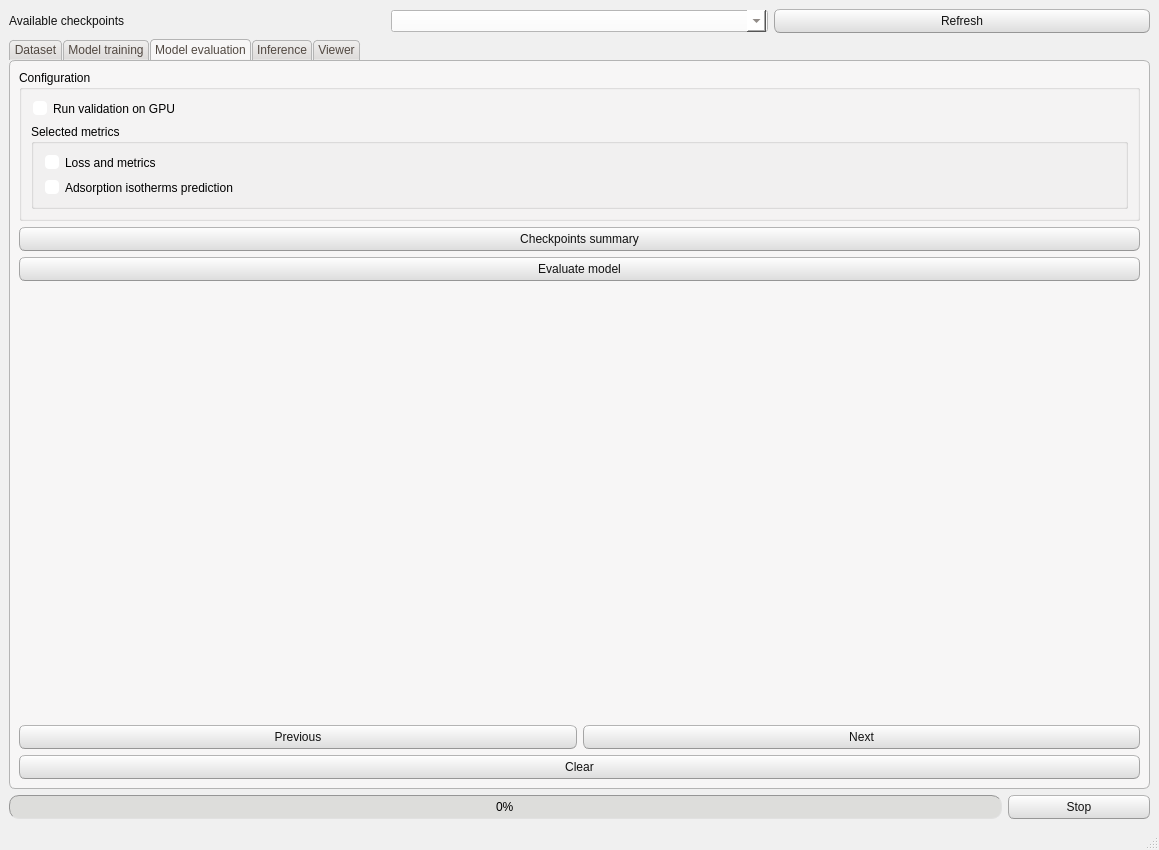
Above: NISTADS/app/src/window_layout.ui from CTCycle/ADSMOD-Adsorption-Modeling before the change. Below: the same form after it.
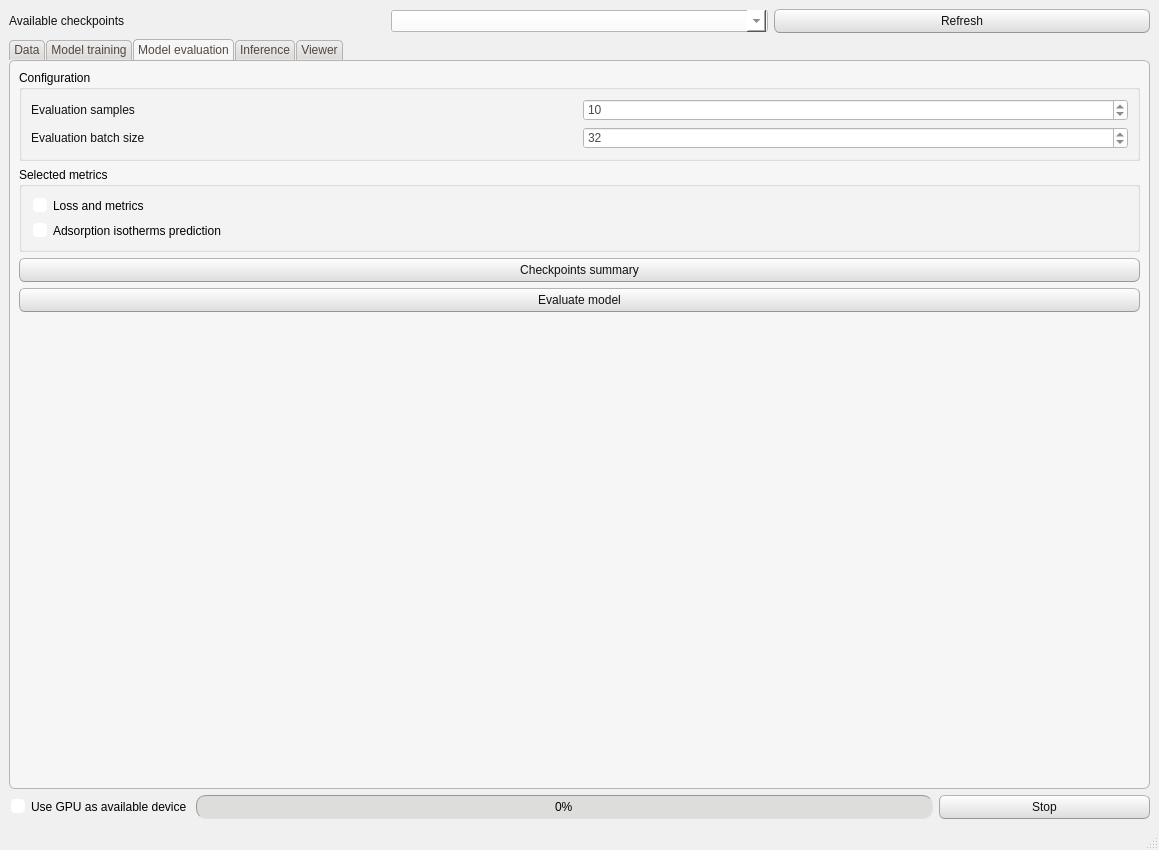
That is the form after the change. The open tabs and pages were chosen to show the change.

The edit to the form file:
```diff
--- a/NISTADS/app/src/window_layout.ui
+++ b/NISTADS/app/src/window_layout.ui
@@ -512,8 +512,8 @@
 }</string>
   </property>
   <widget class="QWidget" name="centralwidget">
-   <layout class="QGridLayout" name="gridLayout_3">
-    <item row="0" column="0">
+   <layout class="QVBoxLayout" name="verticalLayout_12">
+    <item>
      <layout class="QHBoxLayout" name="checkpointsLayout">
       <item>
        <widget class="QLabel" name="ACLabel">
@@ -534,25 +534,7 @@
       </item>
      </layout>
     </item>
-    <item row="2" column="0">
-     <layout class="QHBoxLayout" name="progressLayour" stretch="7,1">
       <item>
-       <widget class="QProgressBar" name="progressBar">
-        <property name="value">
-         <number>0</number>
-        </property>
-       </widget>
-      </item>
-      <item>
-       <widget class="QPushButton" name="stopThread">
-        <property name="text">
-         <string>Stop</string>
-        </property>
-       </widget>
-      </item>
-     </layout>
-    </item>
-    <item row="1" column="0">
      <widget class="QTabWidget" name="Tabs">
       <property name="accessibleName">
        <string/>
@@ -565,7 +547,7 @@
         <number>-6</number>
        </property>
        <attribute name="title">
-        <string>Dataset</string>
+        <string>Data</string>
        </attribute>
        <layout class="QGridLayout" name="gridLayout_4">
         <item row="0" column="0">
@@ -1601,9 +1583,7 @@
        <attribute name="title">
         <string>Model evaluation</string>
        </attribute>
-       <layout class="QGridLayout" name="gridLayout_5">
-        <item row="0" column="0">
-         <layout class="QVBoxLayout" name="verticalLayout_20">
+       <layout class="QVBoxLayout" name="verticalLayout_15">
           <item>
            <widget class="QGroupBox" name="groupBox_9">
             <property name="title">
@@ -1611,10 +1591,57 @@
             </property>
             <layout class="QVBoxLayout" name="verticalLayout_19">
              <item>
-              <widget class="QCheckBox" name="runEvaluationGPU">
+            <layout class="QHBoxLayout" name="horizontalLayout_32">
+             <item>
+              <widget class="QLabel" name="label_15">
                <property name="text">
-                <string>Run validation on GPU</string>
+                <string>Evaluation samples</string>
                </property>
+              </widget>
+             </item>
+             <item>
+              <widget class="QSpinBox" name="evalSamples">
+               <property name="minimum">
+                <number>1</number>
+               </property>
+               <property name="maximum">
+                <number>1000</number>
+               </property>
+               <property name="singleStep">
+                <number>0</number>
+               </property>
+               <property name="value">
+                <number>10</number>
+               </property>
+              </widget>
+             </item>
+            </layout>
+           </item>
+           <item>
+            <layout class="QHBoxLayout" name="horizontalLayout_34">
+             <item>
+              <widget class="QLabel" name="evalBSLabel">
+               <property name="text">
+                <string>Evaluation batch size</string>
+               </property>
+              </widget>
+             </item>
+             <item>
+              <widget class="QSpinBox" name="evalBatchSize">
+               <property name="minimum">
+                <number>1</number>
+               </property>
+               <property name="maximum">
+                <number>1024</number>
+               </property>
+               <property name="value">
+                <number>32</number>
+               </property>
+              </widget>
+             </item>
+            </layout>
+           </item>
+          </layout>
               </widget>
              </item>
              <item>
@@ -1640,9 +1667,6 @@
                </layout>
               </widget>
              </item>
-            </layout>
-           </widget>
-          </item>
           <item>
            <widget class="QPushButton" name="checkpointSummary">
             <property name="toolTip">
@@ -1668,41 +1692,10 @@
             <property name="sizeHint" stdset="0">
              <size>
               <width>20</width>
-              <height>40</height>
+            <height>351</height>
              </size>
             </property>
            </spacer>
-          </item>
-          <item>
-           <layout class="QVBoxLayout" name="verticalLayout_12">
-            <item>
-             <layout class="QHBoxLayout" name="horizontalLayout_30">
-              <item>
-               <widget class="QPushButton" name="evalTabPreviousImg">
-                <property name="text">
-                 <string>Previous</string>
-                </property>
-               </widget>
-              </item>
-              <item>
-               <widget class="QPushButton" name="evalTabNextImg">
-                <property name="text">
-                 <string>Next</string>
-                </property>
-               </widget>
-              </item>
-             </layout>
-            </item>
-            <item>
-             <widget class="QPushButton" name="evalTabClearImg">
-              <property name="text">
-               <string>Clear</string>
-              </property>
-             </widget>
-            </item>
-           </layout>
-          </item>
-         </layout>
         </item>
        </layout>
       </widget>
@@ -1845,6 +1838,31 @@
       </widget>
      </widget>
     </item>
+    <item>
+     <layout class="QHBoxLayout" name="horizontalLayout" stretch="0,7,2">
+      <item>
+       <widget class="QCheckBox" name="deviceGPU">
+        <property name="text">
+         <string>Use GPU as available device</string>
+        </property>
+       </widget>
+      </item>
+      <item>
+       <widget class="QProgressBar" name="progressBar">
+        <property name="value">
+         <number>0</number>
+        </property>
+       </widget>
+      </item>
+      <item>
+       <widget class="QPushButton" name="stopThread">
+        <property name="text">
+         <string>Stop</string>
+        </property>
+       </widget>
+      </item>
+     </layout>
+    </item>
    </layout>
   </widget>
   <widget class="QMenuBar" name="menubar">
```
Left out of the diff: 67 changed lines with no effect on the pictures. Lines whose indentation alone changed are shown as unchanged.
